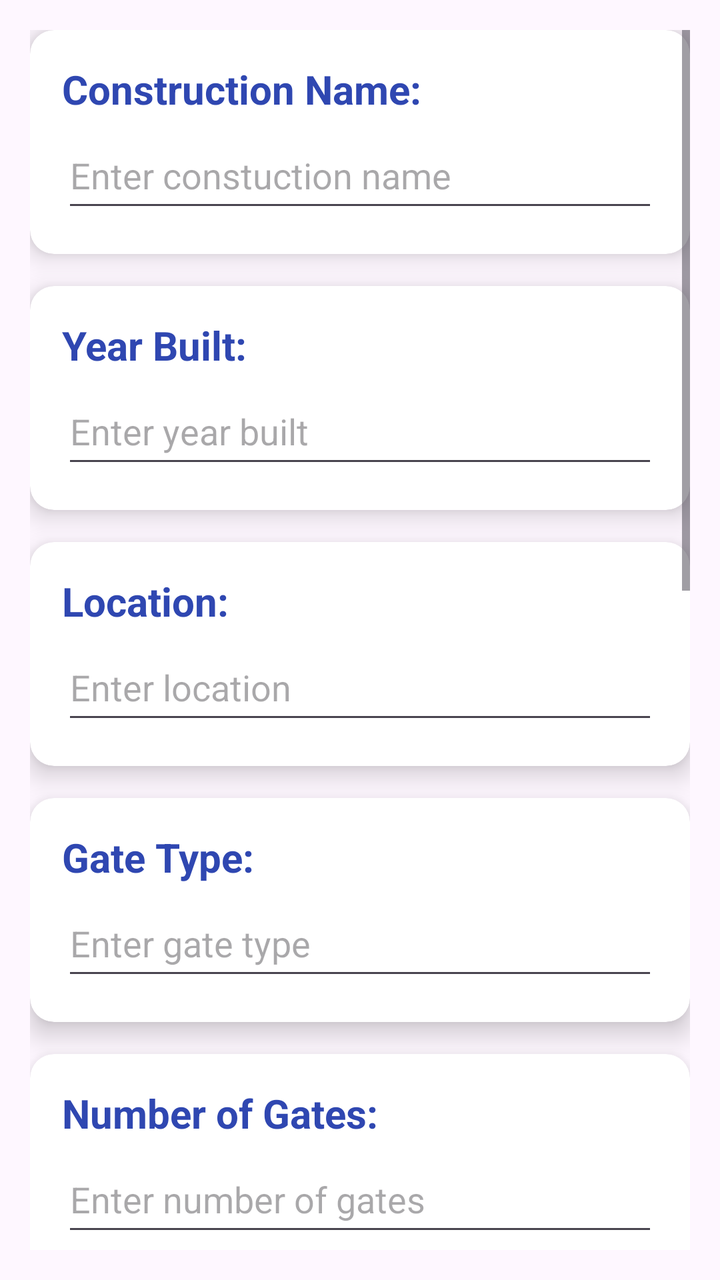
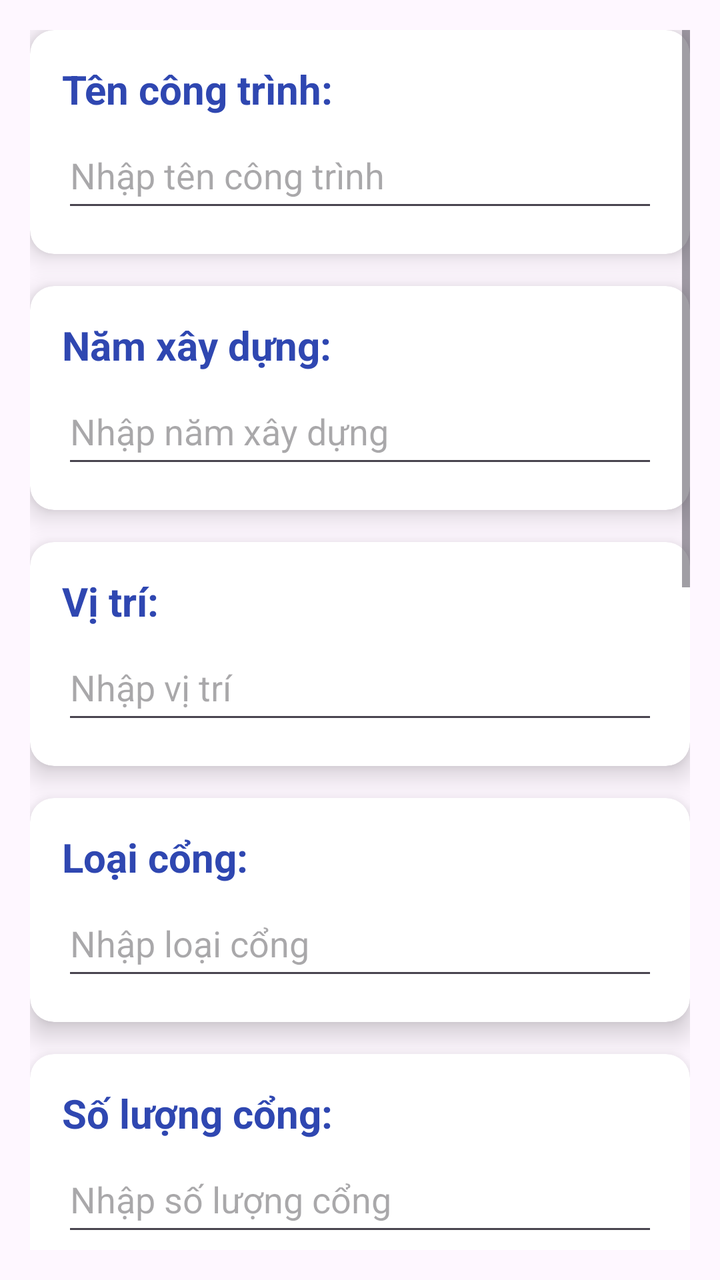

The first picture is an Android layout as it rendered before a commit; the second is the same layout after the commit. The layout source and the unified diff follow.
<!-- AndroidManifest.xml: application theme Theme.MyApp -->
<!-- res/layout/layout1.xml -->
<?xml version="1.0" encoding="utf-8"?>
<LinearLayout xmlns:android="http://schemas.android.com/apk/res/android"
    android:layout_width="match_parent"
    android:layout_height="match_parent"
    xmlns:app="http://schemas.android.com/apk/res-auto"
    android:orientation="vertical">


    <ScrollView
        android:layout_width="match_parent"
        android:layout_height="match_parent"
        android:layout_marginStart="15dp"
        android:layout_marginLeft="15dp"
        android:layout_marginTop="15dp"
        android:layout_marginEnd="15dp"
        android:layout_marginRight="15dp"
        android:layout_marginBottom="15dp">

        <LinearLayout
            android:layout_width="match_parent"
            android:layout_height="wrap_content"
            android:orientation="vertical">

            <androidx.cardview.widget.CardView
                android:layout_width="match_parent"
                android:layout_height="match_parent"
                android:layout_marginBottom="16dp"
                app:cardBackgroundColor="@color/white"
                app:cardCornerRadius="12dp"
                app:cardElevation="8dp">

                <LinearLayout
                    android:layout_width="match_parent"
                    android:layout_height="wrap_content"
                    android:orientation="vertical"
                    android:padding="16dp">

                    <TextView
                        android:id="@+id/textView6"
                        android:layout_width="wrap_content"
                        android:layout_height="30sp"
                        android:fontFamily="sans-serif"
                        android:text="Construction Name:"
                        android:textColor="#2F47B1"
                        android:textColorHighlight="#3F51B5"
                        android:textSize="20sp"
                        android:textStyle="bold" />

                    <EditText
                        android:id="@+id/edtComstructName"
                        android:layout_width="match_parent"
                        android:layout_height="50dp"
                        android:ems="10"
                        android:hint="Enter constuction name"
                        android:inputType="text" />

                </LinearLayout>
            </androidx.cardview.widget.CardView>

            <androidx.cardview.widget.CardView
                android:layout_width="match_parent"
                android:layout_height="match_parent"
                android:layout_marginBottom="16dp"
                app:cardBackgroundColor="@color/white"
                app:cardCornerRadius="12dp"
                app:cardElevation="8dp">

                <LinearLayout
                    android:layout_width="match_parent"
                    android:layout_height="wrap_content"
                    android:orientation="vertical"
                    android:padding="16dp">

                    <TextView
                        android:id="@+id/textView5"
                        android:layout_width="wrap_content"
                        android:layout_height="30sp"
                        android:fontFamily="sans-serif"
                        android:text="Year Built:"
                        android:textColor="#2F47B1"
                        android:textColorHighlight="#3F51B5"
                        android:textSize="20sp"
                        android:textStyle="bold" />

                    <EditText
                        android:id="@+id/edtYear_built"
                        android:layout_width="match_parent"
                        android:layout_height="50dp"
                        android:ems="10"
                        android:hint="Enter year built"
                        android:inputType="number" />

                </LinearLayout>
            </androidx.cardview.widget.CardView>

            <androidx.cardview.widget.CardView
                android:layout_width="match_parent"
                android:layout_height="match_parent"
                android:layout_marginBottom="16dp"
                app:cardBackgroundColor="@color/white"
                app:cardCornerRadius="12dp"
                app:cardElevation="8dp">

                <LinearLayout
                    android:layout_width="match_parent"
                    android:layout_height="wrap_content"
                    android:orientation="vertical"
                    android:padding="16dp">

                    <TextView
                        android:id="@+id/textView7"
                        android:layout_width="wrap_content"
                        android:layout_height="30sp"
                        android:fontFamily="sans-serif"
                        android:text="Location:"
                        android:textColor="#2F47B1"
                        android:textColorHighlight="#3F51B5"
                        android:textSize="20sp"
                        android:textStyle="bold" />

                    <EditText
                        android:id="@+id/edtLocation"
                        android:layout_width="match_parent"
                        android:layout_height="50dp"
                        android:ems="10"
                        android:hint="Enter location"
                        android:inputType="text" />

                </LinearLayout>
            </androidx.cardview.widget.CardView>

            <androidx.cardview.widget.CardView
                android:layout_width="match_parent"
                android:layout_height="match_parent"
                android:layout_marginBottom="16dp"
                app:cardBackgroundColor="@color/white"
                app:cardCornerRadius="12dp"
                app:cardElevation="8dp">

                <LinearLayout
                    android:layout_width="match_parent"
                    android:layout_height="wrap_content"
                    android:orientation="vertical"
                    android:padding="16dp">

                    <TextView
                        android:id="@+id/textView8"
                        android:layout_width="wrap_content"
                        android:layout_height="30sp"
                        android:fontFamily="sans-serif"
                        android:text="Gate Type:"
                        android:textColor="#2F47B1"
                        android:textColorHighlight="#3F51B5"
                        android:textSize="20sp"
                        android:textStyle="bold" />

                    <EditText
                        android:id="@+id/edtGateType"
                        android:layout_width="match_parent"
                        android:layout_height="50dp"
                        android:ems="10"
                        android:hint="Enter gate type"
                        android:inputType="text" />

                </LinearLayout>
            </androidx.cardview.widget.CardView>

            <androidx.cardview.widget.CardView
                android:layout_width="match_parent"
                android:layout_height="wrap_content"
                android:layout_marginBottom="16dp"
                app:cardBackgroundColor="@color/white"
                app:cardCornerRadius="12dp"
                app:cardElevation="8dp">

                <LinearLayout
                    android:layout_width="match_parent"
                    android:layout_height="wrap_content"
                    android:orientation="vertical"
                    android:padding="16dp">

                    <TextView
                        android:id="@+id/textView9"
                        android:layout_width="wrap_content"
                        android:layout_height="30sp"
                        android:fontFamily="sans-serif"
                        android:text="Number of Gates:"
                        android:textColor="#2F47B1"
                        android:textColorHighlight="#3F51B5"
                        android:textSize="20sp"
                        android:textStyle="bold" />

                    <EditText
                        android:id="@+id/edtGateCount"
                        android:layout_width="match_parent"
                        android:layout_height="50dp"
                        android:ems="10"
                        android:hint="Enter number of gates"
                        android:inputType="number" />

                </LinearLayout>
            </androidx.cardview.widget.CardView>

            <androidx.cardview.widget.CardView
                android:layout_width="match_parent"
                android:layout_height="match_parent"
                android:layout_marginBottom="16dp"
                app:cardBackgroundColor="@color/white"
                app:cardCornerRadius="12dp"
                app:cardElevation="8dp">

                <LinearLayout
                    android:layout_width="match_parent"
                    android:layout_height="wrap_content"
                    android:orientation="vertical"
                    android:padding="16dp">

                    <TextView
                        android:id="@+id/textView10"
                        android:layout_width="wrap_content"
                        android:layout_height="30sp"
                        android:fontFamily="sans-serif"
                        android:text="Gate Size:"
                        android:textColor="#2F47B1"
                        android:textColorHighlight="#3F51B5"
                        android:textSize="20sp"
                        android:textStyle="bold" />

                    <EditText
                        android:id="@+id/edtGateSize"
                        android:layout_width="match_parent"
                        android:layout_height="50dp"
                        android:ems="10"
                        android:hint="Enter gate size"
                        android:inputType="number" />

                </LinearLayout>
            </androidx.cardview.widget.CardView>

            <androidx.cardview.widget.CardView
                android:layout_width="match_parent"
                android:layout_height="match_parent"
                android:layout_marginBottom="16dp"
                app:cardBackgroundColor="@color/white"
                app:cardCornerRadius="12dp"
                app:cardElevation="8dp">

                <LinearLayout
                    android:layout_width="match_parent"
                    android:layout_height="wrap_content"
                    android:orientation="vertical"
                    android:padding="16dp">

                    <TextView
                        android:id="@+id/textView14"
                        android:layout_width="wrap_content"
                        android:layout_height="30sp"
                        android:fontFamily="sans-serif"
                        android:text="Designed Flow:"
                        android:textColor="#2F47B1"
                        android:textColorHighlight="#3F51B5"
                        android:textSize="20sp"
                        android:textStyle="bold" />

                    <EditText
                        android:id="@+id/edtDesignedFlow"
                        android:layout_width="match_parent"
                        android:layout_height="50dp"
                        android:ems="10"
                        android:hint="Enter designed flow"
                        android:inputType="text" />

                </LinearLayout>
            </androidx.cardview.widget.CardView>

            <androidx.cardview.widget.CardView
                android:layout_width="match_parent"
                android:layout_height="match_parent"
                android:layout_marginBottom="16dp"
                app:cardBackgroundColor="@color/white"
                app:cardCornerRadius="12dp"
                app:cardElevation="8dp">

                <LinearLayout
                    android:layout_width="match_parent"
                    android:layout_height="wrap_content"
                    android:orientation="vertical"
                    android:padding="16dp">

                    <TextView
                        android:id="@+id/textView12"
                        android:layout_width="wrap_content"
                        android:layout_height="30sp"
                        android:fontFamily="sans-serif"
                        android:text="Designed Water Level:"
                        android:textColor="#2F47B1"
                        android:textColorHighlight="#3F51B5"
                        android:textSize="20sp"
                        android:textStyle="bold" />

                    <EditText
                        android:id="@+id/edtDesignedWaterLevel"
                        android:layout_width="match_parent"
                        android:layout_height="50dp"
                        android:ems="10"
                        android:hint="Enter designed water level"
                        android:inputType="number" />

                </LinearLayout>
            </androidx.cardview.widget.CardView>

            <androidx.cardview.widget.CardView
                android:layout_width="match_parent"
                android:layout_height="match_parent"
                android:layout_marginBottom="16dp"
                app:cardBackgroundColor="@color/white"
                app:cardCornerRadius="12dp"
                app:cardElevation="8dp">

                <LinearLayout
                    android:layout_width="match_parent"
                    android:layout_height="wrap_content"
                    android:orientation="vertical"
                    android:padding="16dp">

                    <TextView
                        android:id="@+id/textView11"
                        android:layout_width="wrap_content"
                        android:layout_height="30sp"
                        android:fontFamily="sans-serif"
                        android:text="Bottom Elevation:"
                        android:textColor="#2F47B1"
                        android:textColorHighlight="#3F51B5"
                        android:textSize="20sp"
                        android:textStyle="bold" />

                    <EditText
                        android:id="@+id/edtBottomElevation"
                        android:layout_width="match_parent"
                        android:layout_height="50dp"
                        android:ems="10"
                        android:hint="Enter bottom elevation"
                        android:inputType="text" />

                </LinearLayout>
            </androidx.cardview.widget.CardView>

            <androidx.cardview.widget.CardView
                android:layout_width="match_parent"
                android:layout_height="match_parent"
                android:layout_marginBottom="16dp"
                app:cardBackgroundColor="@color/white"
                app:cardCornerRadius="12dp"
                app:cardElevation="8dp">

                <LinearLayout
                    android:layout_width="match_parent"
                    android:layout_height="wrap_content"
                    android:orientation="vertical"
                    android:padding="16dp">

                    <TextView
                        android:id="@+id/textView15"
                        android:layout_width="wrap_content"
                        android:layout_height="30sp"
                        android:fontFamily="sans-serif"
                        android:text="Water Gauge Type:"
                        android:textColor="#2F47B1"
                        android:textColorHighlight="#3F51B5"
                        android:textSize="20sp"
                        android:textStyle="bold" />

                    <EditText
                        android:id="@+id/edtWaterGaugeType"
                        android:layout_width="match_parent"
                        android:layout_height="50dp"
                        android:ems="10"
                        android:hint="Enter water gauge type"
                        android:inputType="text" />

                </LinearLayout>
            </androidx.cardview.widget.CardView>



            <LinearLayout
                android:layout_width="match_parent"
                android:layout_height="match_parent"
                android:backgroundTint="#03A9F4"
                android:gravity="center"
                android:orientation="horizontal">

                <Button
                    android:id="@+id/btnCreate1"
                    android:layout_width="100dp"
                    android:layout_height="wrap_content"
                    android:backgroundTint="#03A9F4"
                    android:text="Create"
                    app:rippleColor="#3F51B5" />

                <Button
                    android:id="@+id/btnUpdate1"
                    android:layout_width="100dp"
                    android:layout_height="wrap_content"
                    android:layout_marginRight="15dp"
                    android:layout_marginLeft="15dp"
                    android:backgroundTint="#03A9F4"
                    android:text="Update"
                    app:rippleColor="#3F51B5" />

                <Button
                    android:id="@+id/btnDelete1"
                    android:layout_width="100dp"
                    android:layout_height="wrap_content"
                    android:backgroundTint="#03A9F4"
                    android:text="Delete"
                    app:rippleColor="#3F51B5" />
            </LinearLayout>
        </LinearLayout>
    </ScrollView>

</LinearLayout>
<!-- resources referenced by this layout -->
<resources>
  <color name="white">#FFFFFFFF</color>
  <style name="Theme.MyApp" parent="Base.Theme.MyApp" />
  <style name="Base.Theme.MyApp" parent="Theme.Material3.DayNight">
          
          
  
      </style>
</resources>

<!-- the commit's change to res/layout/layout1.xml (unified diff, before → after) -->
@@ -40,7 +40,7 @@
                         android:layout_width="wrap_content"
                         android:layout_height="30sp"
                         android:fontFamily="sans-serif"
-                        android:text="Construction Name:"
+                        android:text="@string/construction_name_label"
                         android:textColor="#2F47B1"
                         android:textColorHighlight="#3F51B5"
                         android:textSize="20sp"
@@ -51,8 +51,9 @@
                         android:layout_width="match_parent"
                         android:layout_height="50dp"
                         android:ems="10"
-                        android:hint="Enter constuction name"
-                        android:inputType="text" />
+                        android:hint="@string/enter_construction_name_hint"
+                        android:inputType="text"
+                        android:textColor="@color/black"/>
 
                 </LinearLayout>
             </androidx.cardview.widget.CardView>
@@ -76,7 +77,7 @@
                         android:layout_width="wrap_content"
                         android:layout_height="30sp"
                         android:fontFamily="sans-serif"
-                        android:text="Year Built:"
+                        android:text="@string/year_built_label"
                         android:textColor="#2F47B1"
                         android:textColorHighlight="#3F51B5"
                         android:textSize="20sp"
@@ -87,8 +88,9 @@
                         android:layout_width="match_parent"
                         android:layout_height="50dp"
                         android:ems="10"
-                        android:hint="Enter year built"
-                        android:inputType="number" />
+                        android:hint="@string/enter_year_built_hint"
+                        android:inputType="number"
+                        android:textColor="@color/black"/>
 
                 </LinearLayout>
             </androidx.cardview.widget.CardView>
@@ -112,7 +114,7 @@
                         android:layout_width="wrap_content"
                         android:layout_height="30sp"
                         android:fontFamily="sans-serif"
-                        android:text="Location:"
+                        android:text="@string/location_label"
                         android:textColor="#2F47B1"
                         android:textColorHighlight="#3F51B5"
                         android:textSize="20sp"
@@ -123,8 +125,9 @@
                         android:layout_width="match_parent"
                         android:layout_height="50dp"
                         android:ems="10"
-                        android:hint="Enter location"
-                        android:inputType="text" />
+                        android:hint="@string/enter_location_hint"
+                        android:inputType="text"
+                        android:textColor="@color/black"/>
 
                 </LinearLayout>
             </androidx.cardview.widget.CardView>
@@ -148,7 +151,7 @@
                         android:layout_width="wrap_content"
                         android:layout_height="30sp"
                         android:fontFamily="sans-serif"
-                        android:text="Gate Type:"
+                        android:text="@string/gate_type_label"
                         android:textColor="#2F47B1"
                         android:textColorHighlight="#3F51B5"
                         android:textSize="20sp"
@@ -159,8 +162,9 @@
                         android:layout_width="match_parent"
                         android:layout_height="50dp"
                         android:ems="10"
-                        android:hint="Enter gate type"
-                        android:inputType="text" />
+                        android:hint="@string/enter_gate_type_hint"
+                        android:inputType="text"
+                        android:textColor="@color/black"/>
 
                 </LinearLayout>
             </androidx.cardview.widget.CardView>
@@ -184,7 +188,7 @@
                         android:layout_width="wrap_content"
                         android:layout_height="30sp"
                         android:fontFamily="sans-serif"
-                        android:text="Number of Gates:"
+                        android:text="@string/number_of_gates_label"
                         android:textColor="#2F47B1"
                         android:textColorHighlight="#3F51B5"
                         android:textSize="20sp"
@@ -195,8 +199,9 @@
                         android:layout_width="match_parent"
                         android:layout_height="50dp"
                         android:ems="10"
-                        android:hint="Enter number of gates"
-                        android:inputType="number" />
+                        android:hint="@string/enter_number_of_gates_hint"
+                        android:inputType="number"
+                        android:textColor="@color/black"/>
 
                 </LinearLayout>
             </androidx.cardview.widget.CardView>
@@ -220,7 +225,7 @@
                         android:layout_width="wrap_content"
                         android:layout_height="30sp"
                         android:fontFamily="sans-serif"
-                        android:text="Gate Size:"
+                        android:text="@string/gate_size_label"
                         android:textColor="#2F47B1"
                         android:textColorHighlight="#3F51B5"
                         android:textSize="20sp"
@@ -231,8 +236,9 @@
                         android:layout_width="match_parent"
                         android:layout_height="50dp"
                         android:ems="10"
-                        android:hint="Enter gate size"
-                        android:inputType="number" />
+                        android:hint="@string/enter_gate_size_hint"
+                        android:inputType="number"
+                        android:textColor="@color/black"/>
 
                 </LinearLayout>
             </androidx.cardview.widget.CardView>
@@ -256,7 +262,7 @@
                         android:layout_width="wrap_content"
                         android:layout_height="30sp"
                         android:fontFamily="sans-serif"
-                        android:text="Designed Flow:"
+                        android:text="@string/designed_flow_label"
                         android:textColor="#2F47B1"
                         android:textColorHighlight="#3F51B5"
                         android:textSize="20sp"
@@ -267,8 +273,9 @@
                         android:layout_width="match_parent"
                         android:layout_height="50dp"
                         android:ems="10"
-                        android:hint="Enter designed flow"
-                        android:inputType="text" />
+                        android:hint="@string/enter_designed_flow_hint"
+                        android:inputType="text"
+                        android:textColor="@color/black"/>
 
                 </LinearLayout>
             </androidx.cardview.widget.CardView>
@@ -292,7 +299,7 @@
                         android:layout_width="wrap_content"
                         android:layout_height="30sp"
                         android:fontFamily="sans-serif"
-                        android:text="Designed Water Level:"
+                        android:text="@string/designed_water_level_label"
                         android:textColor="#2F47B1"
                         android:textColorHighlight="#3F51B5"
                         android:textSize="20sp"
@@ -303,8 +310,9 @@
                         android:layout_width="match_parent"
                         android:layout_height="50dp"
                         android:ems="10"
-                        android:hint="Enter designed water level"
-                        android:inputType="number" />
+                        android:hint="@string/enter_designed_water_level_hint"
+                        android:inputType="number"
+                        android:textColor="@color/black"/>
 
                 </LinearLayout>
             </androidx.cardview.widget.CardView>
@@ -328,7 +336,7 @@
                         android:layout_width="wrap_content"
                         android:layout_height="30sp"
                         android:fontFamily="sans-serif"
-                        android:text="Bottom Elevation:"
+                        android:text="@string/bottom_elevation_label"
                         android:textColor="#2F47B1"
                         android:textColorHighlight="#3F51B5"
                         android:textSize="20sp"
@@ -339,8 +347,9 @@
                         android:layout_width="match_parent"
                         android:layout_height="50dp"
                         android:ems="10"
-                        android:hint="Enter bottom elevation"
-                        android:inputType="text" />
+                        android:hint="@string/enter_bottom_elevation_hint"
+                        android:inputType="text"
+                        android:textColor="@color/black"/>
 
                 </LinearLayout>
             </androidx.cardview.widget.CardView>
@@ -364,7 +373,7 @@
                         android:layout_width="wrap_content"
                         android:layout_height="30sp"
                         android:fontFamily="sans-serif"
-                        android:text="Water Gauge Type:"
+                        android:text="@string/water_gauge_type_label"
                         android:textColor="#2F47B1"
                         android:textColorHighlight="#3F51B5"
                         android:textSize="20sp"
@@ -375,13 +384,12 @@
                         android:layout_width="match_parent"
                         android:layout_height="50dp"
                         android:ems="10"
-                        android:hint="Enter water gauge type"
-                        android:inputType="text" />
-
-                </LinearLayout>
-            </androidx.cardview.widget.CardView>
-
-
+                        android:hint="@string/enter_water_gauge_type_hint"
+                        android:inputType="text"
+                        android:textColor="@color/black"/>
+
+                </LinearLayout>
+            </androidx.cardview.widget.CardView>
 
             <LinearLayout
                 android:layout_width="match_parent"
@@ -395,7 +403,7 @@
                     android:layout_width="100dp"
                     android:layout_height="wrap_content"
                     android:backgroundTint="#03A9F4"
-                    android:text="Create"
+                    android:text="@string/create_button"
                     app:rippleColor="#3F51B5" />
 
                 <Button
@@ -405,7 +413,7 @@
                     android:layout_marginRight="15dp"
                     android:layout_marginLeft="15dp"
                     android:backgroundTint="#03A9F4"
-                    android:text="Update"
+                    android:text="@string/update_button"
                     app:rippleColor="#3F51B5" />
 
                 <Button
@@ -413,7 +421,7 @@
                     android:layout_width="100dp"
                     android:layout_height="wrap_content"
                     android:backgroundTint="#03A9F4"
-                    android:text="Delete"
+                    android:text="@string/delete_button"
                     app:rippleColor="#3F51B5" />
             </LinearLayout>
         </LinearLayout>
<!-- resource entries referenced after the edit -->
@@ -1,8 +1,34 @@
 <!-- resources referenced by this layout -->
 <resources>
+  <color name="black">#FF000000</color>
   <color name="white">#FFFFFFFF</color>
+  <string name="bottom_elevation_label">Độ cao đáy:</string>
+  <string name="construction_name_label">Tên công trình:</string>
+  <string name="create_button">Tạo</string>
+  <string name="delete_button">Xóa</string>
+  
+      // layout 2
+  <string name="designed_flow_label">Lưu lượng thiết kế:</string>
+  <string name="designed_water_level_label">Mực nước thiết kế:</string>
+  <string name="enter_bottom_elevation_hint">Nhập độ cao đáy</string>
+  <string name="enter_construction_name_hint">Nhập tên công trình</string>
+  <string name="enter_designed_flow_hint">Nhập lưu lượng thiết kế</string>
+  <string name="enter_designed_water_level_hint">Nhập mực nước thiết kế</string>
+  <string name="enter_gate_size_hint">Nhập kích thước cổng</string>
+  <string name="enter_gate_type_hint">Nhập loại cổng</string>
+  <string name="enter_location_hint">Nhập vị trí</string>
+  <string name="enter_number_of_gates_hint">Nhập số lượng cổng</string>
+  <string name="enter_water_gauge_type_hint">Nhập loại thước đo</string>
+  <string name="enter_year_built_hint">Nhập năm xây dựng</string>
+  <string name="gate_size_label">Kích thước cổng:</string>
+  <string name="gate_type_label">Loại cổng:</string>
+  <string name="location_label">Vị trí:</string>
+  <string name="number_of_gates_label">Số lượng cổng:</string>
+  <string name="update_button">Cập nhật</string>
+  <string name="water_gauge_type_label">Loại đồng hồ nước:</string>
+  <string name="year_built_label">Năm xây dựng:</string>
   <style name="Theme.MyApp" parent="Base.Theme.MyApp" />
-  <style name="Base.Theme.MyApp" parent="Theme.Material3.DayNight">
+  <style name="Base.Theme.MyApp" parent="Theme.Material3.DayNight.NoActionBar">
           
           
   
